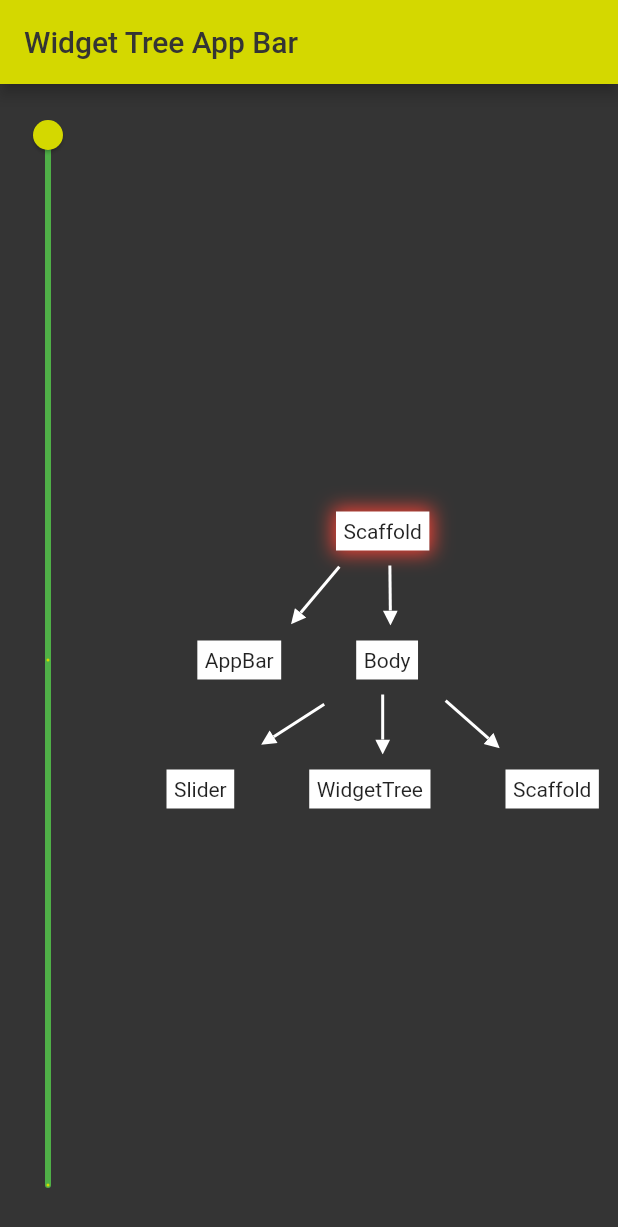
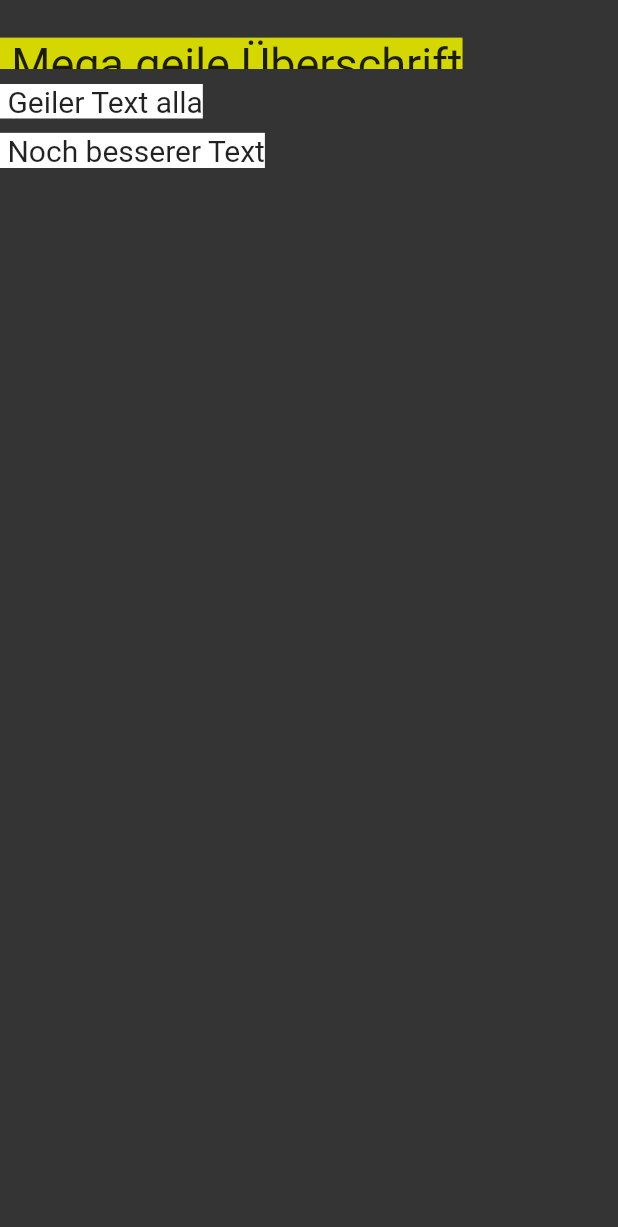
Before and after one commit to cosee/rheinmainflutter, a Flutter app: the screen it shows after launch, on a phone screen of 412 x 824 dp. Shown: the top 1227 px of the screen. Run offline on Flutter 3.47's test engine with Material 2 defaults, Android fonts, the light colour scheme and no system bars.

Commit message:
Implemented simple presentation page preset

```diff
--- /dev/null
+++ b/lib/core/view/widgets/presentation_page/cosee_app_bar.dart
@@ -0,0 +1,28 @@
+import 'package:flutter/material.dart';
+import 'package:flutterrheinmain/core/resources/colors.dart';
+import 'package:flutterrheinmain/core/view/widgets/presentation_page/cosee_text.dart';
+
+class CoseeAppBar extends StatelessWidget implements PreferredSizeWidget {
+  CoseeAppBar(
+    this.text, {
+    Key key,
+    this.preferredHeight,
+  }) : super(key: key);
+
+  final String text;
+  final double preferredHeight;
+
+  @override
+  Size get preferredSize => Size.fromHeight(preferredHeight ?? kToolbarHeight);
+
+  @override
+  Widget build(BuildContext context) => Container(
+        margin: EdgeInsets.only(top: 25),
+        color: CustomColors.coseeDarkGrey,
+        child: CoseeText(
+          text,
+          fontSize: 30,
+          color: CustomColors.coseeLightGreen,
+        ),
+      );
+}
--- /dev/null
+++ b/lib/core/view/widgets/presentation_page/cosee_text.dart
@@ -0,0 +1,35 @@
+import 'package:flutter/material.dart';
+
+enum TextSize {
+  BIG,
+  SMALL,
+}
+
+const Map<TextSize, double> _size = {
+  TextSize.BIG: 20,
+  TextSize.SMALL: 50,
+};
+
+class CoseeText extends StatelessWidget {
+  CoseeText(
+    this.text, {
+    this.color = Colors.white,
+    this.fontSize = 20,
+  });
+
+  final String text;
+  final Color color;
+  final double fontSize;
+
+  @override
+  Widget build(BuildContext context) => Container(
+        margin: EdgeInsets.only(bottom: 10),
+        child: Text(
+          ' $text ',
+          style: TextStyle(
+            fontSize: fontSize,
+            backgroundColor: color,
+          ),
+        ),
+      );
+}
--- /dev/null
+++ b/lib/core/view/widgets/presentation_page/presentation_page.dart
@@ -0,0 +1,22 @@
+import 'package:flutter/material.dart';
+
+import 'package:flutterrheinmain/core/resources/colors.dart';
+import 'package:flutterrheinmain/core/view/widgets/presentation_page/cosee_app_bar.dart';
+import 'package:flutterrheinmain/core/view/widgets/presentation_page/cosee_text.dart';
+
+class PresentationPage extends StatelessWidget {
+  @override
+  Widget build(BuildContext context) => Scaffold(
+        appBar: CoseeAppBar('Mega geile Überschrift'),
+        backgroundColor: CustomColors.coseeDarkGrey,
+        body: _createPageContent(),
+      );
+
+  Widget _createPageContent() => Column(
+        crossAxisAlignment: CrossAxisAlignment.start,
+        children: <Widget>[
+          CoseeText('Geiler Text alla'),
+          CoseeText('Noch besserer Text'),
+        ],
+      );
+}
--- a/lib/main.dart
+++ b/lib/main.dart
@@ -1,6 +1,7 @@
 import 'package:flutter/material.dart';
 
 import 'package:flutterrheinmain/core/resources/colors.dart';
+import 'package:flutterrheinmain/core/view/widgets/presentation_page/presentation_page.dart';
 import 'package:flutterrheinmain/widget_tree/view/pages/widget_tree_page.dart';
 
 void main() => runApp(MyApp());
@@ -15,7 +16,8 @@ class MyApp extends StatelessWidget {
         canvasColor: CustomColors.coseeDarkGrey,
         primaryColor: CustomColors.coseeLightGreen,
       ),
-      home: WidgetTreePage(),
+      // home: WidgetTreePage(),
+      home: PresentationPage(),
     );
   }
 }
--- a/lib/widget_tree/view/widgets/widget_tree_app_bar.dart
+++ b/lib/widget_tree/view/widgets/widget_tree_app_bar.dart
@@ -1,7 +1,7 @@
 import 'package:flutter/material.dart';
 
 import 'package:flutterrheinmain/core/resources/colors.dart';
-import 'package:flutterrheinmain/core/widgets/abstract_app_bar.dart';
+import 'package:flutterrheinmain/core/view/widgets/abstract_app_bar.dart';
 
 class WidgetTreeAppBar extends AbstractAppBar {
   WidgetTreeAppBar({Key key, this.text = 'Widget Tree App Bar', double preferredHeight})
```
Also changed, not shown: lib/widget_tree/view/pages/widget_tree_page.dart (+7 -4 lines), lib/core/view/widgets/abstract_app_bar.dart (renamed from lib/core/widgets/abstract_app_bar.dart).
